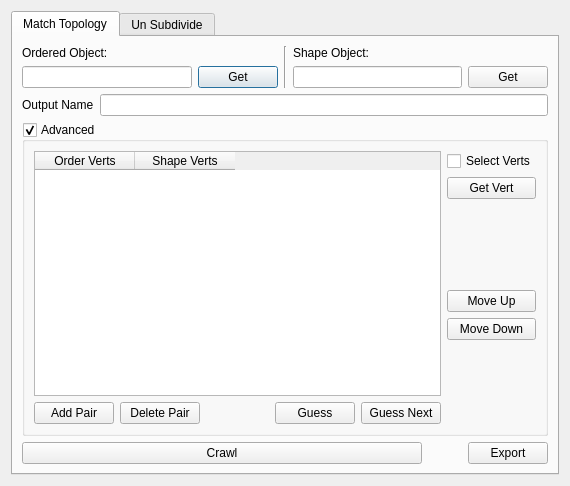
tbttfox/MeshCrawler, file ui/meshcrawlerDialog.ui: the form before one commit.
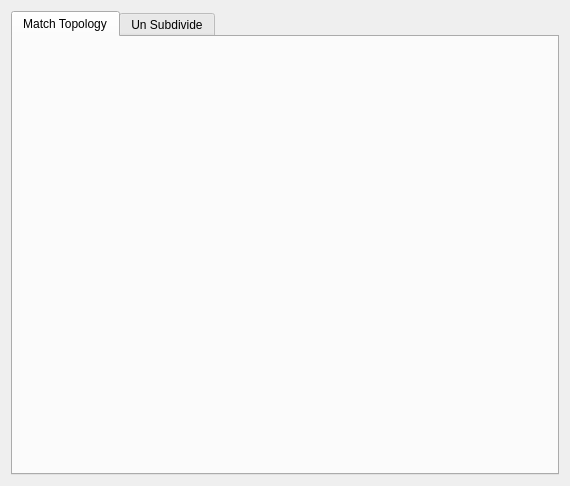
The form after the commit. The open tabs and pages were chosen to show the change.

Commit message: Separate out the tabs into their own widgets

```diff
--- a/ui/meshcrawlerDialog.ui
+++ b/ui/meshcrawlerDialog.ui
@@ -24,335 +24,12 @@
        <string>Match Topology</string>
       </attribute>
       <layout class="QVBoxLayout" name="verticalLayout_7">
-       <item>
-        <layout class="QHBoxLayout" name="horizontalLayout_4">
-         <item>
-          <layout class="QVBoxLayout" name="verticalLayout_3">
-           <item>
-            <widget class="QLabel" name="label">
-             <property name="text">
-              <string>Ordered Object:</string>
-             </property>
-            </widget>
-           </item>
-           <item>
-            <layout class="QHBoxLayout" name="horizontalLayout_2">
-             <item>
-              <widget class="QLineEdit" name="uiOrderLINE">
-               <property name="sizePolicy">
-                <sizepolicy hsizetype="Expanding" vsizetype="Fixed">
-                 <horstretch>1</horstretch>
-                 <verstretch>0</verstretch>
-                </sizepolicy>
-               </property>
-               <property name="toolTip">
-                <string>Mesh with the proper vertex order</string>
-               </property>
-              </widget>
-             </item>
-             <item>
-              <widget class="QPushButton" name="uiGetOrderBTN">
-               <property name="toolTip">
-                <string>Load the selected mesh with the proper vertex order</string>
-               </property>
-               <property name="text">
-                <string>Get</string>
-               </property>
-              </widget>
-             </item>
-            </layout>
-           </item>
-          </layout>
-         </item>
-         <item>
-          <widget class="Line" name="line">
-           <property name="orientation">
-            <enum>Qt::Vertical</enum>
-           </property>
-          </widget>
-         </item>
-         <item>
-          <layout class="QVBoxLayout" name="verticalLayout_4">
-           <item>
-            <widget class="QLabel" name="label_2">
-             <property name="text">
-              <string>Shape Object:</string>
-             </property>
-            </widget>
-           </item>
-           <item>
-            <layout class="QHBoxLayout" name="horizontalLayout_3">
-             <item>
-              <widget class="QLineEdit" name="uiShapeLINE">
-               <property name="sizePolicy">
-                <sizepolicy hsizetype="Expanding" vsizetype="Fixed">
-                 <horstretch>1</horstretch>
-                 <verstretch>0</verstretch>
-                </sizepolicy>
-               </property>
-               <property name="toolTip">
-                <string>Mesh with the proper vertex order</string>
-               </property>
-              </widget>
-             </item>
-             <item>
-              <widget class="QPushButton" name="uiGetShapeBTN">
-               <property name="toolTip">
-                <string>Load the selected mesh with the proper vertex order</string>
-               </property>
-               <property name="text">
-                <string>Get</string>
-               </property>
-              </widget>
-             </item>
-            </layout>
-           </item>
-          </layout>
-         </item>
-        </layout>
-       </item>
-       <item>
-        <layout class="QHBoxLayout" name="horizontalLayout_7">
-         <item>
-          <widget class="QLabel" name="label_3">
-           <property name="text">
-            <string>Output Name</string>
-           </property>
-          </widget>
-         </item>
-         <item>
-          <widget class="QLineEdit" name="uiOutputLINE">
-           <property name="sizePolicy">
-            <sizepolicy hsizetype="Expanding" vsizetype="Fixed">
-             <horstretch>1</horstretch>
-             <verstretch>0</verstretch>
-            </sizepolicy>
-           </property>
-           <property name="toolTip">
-            <string>Mesh with the proper vertex order</string>
-           </property>
-          </widget>
-         </item>
-        </layout>
-       </item>
-       <item>
-        <widget class="QGroupBox" name="uiAdvancedGRP">
-         <property name="title">
-          <string>Advanced</string>
-         </property>
-         <property name="checkable">
-          <bool>true</bool>
-         </property>
-         <property name="checked">
-          <bool>true</bool>
-         </property>
-         <layout class="QVBoxLayout" name="verticalLayout_6">
-          <item>
-           <widget class="QWidget" name="uiAdvancedWID" native="true">
-            <layout class="QHBoxLayout" name="horizontalLayout_5">
-             <property name="margin">
-              <number>0</number>
-             </property>
-             <item>
-              <layout class="QVBoxLayout" name="verticalLayout_5">
-               <item>
-                <widget class="QTableWidget" name="uiPairTABLE">
-                 <property name="editTriggers">
-                  <set>QAbstractItemView::DoubleClicked|QAbstractItemView::EditKeyPressed</set>
-                 </property>
-                 <property name="columnCount">
-                  <number>2</number>
-                 </property>
-                 <attribute name="verticalHeaderVisible">
-                  <bool>false</bool>
-                 </attribute>
-                 <column>
-                  <property name="text">
-                   <string>Order Verts</string>
-                  </property>
-                 </column>
-                 <column>
-                  <property name="text">
-                   <string>Shape Verts</string>
-                  </property>
-                 </column>
-                </widget>
-               </item>
-               <item>
-                <layout class="QHBoxLayout" name="horizontalLayout">
-                 <item>
-                  <widget class="QPushButton" name="uiPairAddBTN">
-                   <property name="toolTip">
-                    <string>Load the selected mesh with the proper vertex order</string>
-                   </property>
-                   <property name="text">
-                    <string>Add Pair</string>
-                   </property>
-                  </widget>
-                 </item>
-                 <item>
-                  <widget class="QPushButton" name="uiPairDeleteBTN">
-                   <property name="toolTip">
-                    <string>Load the selected mesh with the proper vertex order</string>
-                   </property>
-                   <property name="text">
-                    <string>Delete Pair</string>
-                   </property>
-                  </widget>
-                 </item>
-                 <item>
-                  <spacer name="horizontalSpacer">
-                   <property name="orientation">
-                    <enum>Qt::Horizontal</enum>
-                   </property>
-                   <property name="sizeHint" stdset="0">
-                    <size>
-                     <width>40</width>
-                     <height>20</height>
-                    </size>
-                   </property>
-                  </spacer>
-                 </item>
-                 <item>
-                  <widget class="QPushButton" name="uiGuessBTN">
-                   <property name="toolTip">
-                    <string>Load the selected mesh with the proper vertex order</string>
-                   </property>
-                   <property name="text">
-                    <string>Guess</string>
-                   </property>
-                  </widget>
-                 </item>
-                 <item>
-                  <widget class="QPushButton" name="uiGuessNextBTN">
-                   <property name="toolTip">
-                    <string>Load the selected mesh with the proper vertex order</string>
-                   </property>
-                   <property name="text">
-                    <string>Guess Next</string>
-                   </property>
-                  </widget>
-                 </item>
-                </layout>
-               </item>
-              </layout>
-             </item>
-             <item>
-              <layout class="QVBoxLayout" name="verticalLayout">
-               <item>
-                <widget class="QCheckBox" name="uiSelectVertsCHK">
-                 <property name="text">
-                  <string>Select Verts</string>
-                 </property>
-                </widget>
-               </item>
-               <item>
-                <widget class="QPushButton" name="uiGetVertBTN">
-                 <property name="toolTip">
-                  <string>Load the selected mesh with the proper vertex order</string>
-                 </property>
-                 <property name="text">
-                  <string>Get Vert</string>
-                 </property>
-                </widget>
-               </item>
-               <item>
-                <spacer name="verticalSpacer_4">
-                 <property name="orientation">
-                  <enum>Qt::Vertical</enum>
-                 </property>
-                 <property name="sizeHint" stdset="0">
-                  <size>
-                   <width>20</width>
-                   <height>18</height>
-                  </size>
-                 </property>
-                </spacer>
-               </item>
-               <item>
-                <widget class="QPushButton" name="uiPairUpBTN">
-                 <property name="toolTip">
-                  <string>Load the selected mesh with the proper vertex order</string>
-                 </property>
-                 <property name="text">
-                  <string>Move Up</string>
-                 </property>
-                </widget>
-               </item>
-               <item>
-                <widget class="QPushButton" name="uiPairDownBTN">
-                 <property name="toolTip">
-                  <string>Load the selected mesh with the proper vertex order</string>
-                 </property>
-                 <property name="text">
-                  <string>Move Down</string>
-                 </property>
-                </widget>
-               </item>
-               <item>
-                <spacer name="verticalSpacer_3">
-                 <property name="orientation">
-                  <enum>Qt::Vertical</enum>
-                 </property>
-                 <property name="sizeHint" stdset="0">
-                  <size>
-                   <width>20</width>
-                   <height>18</height>
-                  </size>
-                 </property>
-                </spacer>
-               </item>
-              </layout>
-             </item>
-            </layout>
-           </widget>
-          </item>
-         </layout>
-        </widget>
-       </item>
-       <item>
-        <layout class="QHBoxLayout" name="horizontalLayout_6">
-         <item>
-          <widget class="QPushButton" name="uiCrawlBTN">
-           <property name="sizePolicy">
-            <sizepolicy hsizetype="Minimum" vsizetype="Fixed">
-             <horstretch>1</horstretch>
-             <verstretch>0</verstretch>
-            </sizepolicy>
-           </property>
-           <property name="toolTip">
-            <string>Load the selected mesh with the proper vertex order</string>
-           </property>
-           <property name="text">
-            <string>Crawl</string>
-           </property>
-          </widget>
-         </item>
-         <item>
-          <spacer name="horizontalSpacer_2">
-           <property name="orientation">
-            <enum>Qt::Horizontal</enum>
-           </property>
-           <property name="sizeHint" stdset="0">
-            <size>
-             <width>40</width>
-             <height>20</height>
-            </size>
-           </property>
-          </spacer>
-         </item>
-         <item>
-          <widget class="QPushButton" name="uiExportBTN">
-           <property name="toolTip">
-            <string>Load the selected mesh with the proper vertex order</string>
-           </property>
-           <property name="text">
-            <string>Export</string>
-           </property>
-          </widget>
-         </item>
-        </layout>
-       </item>
+       <property name="spacing">
+        <number>0</number>
+       </property>
+       <property name="margin">
+        <number>0</number>
+       </property>
       </layout>
      </widget>
      <widget class="QWidget" name="uiUnSubWID">
```
Left out of the diff: 190 changed lines with no effect on the pictures. The commit also changes 3 other files.
